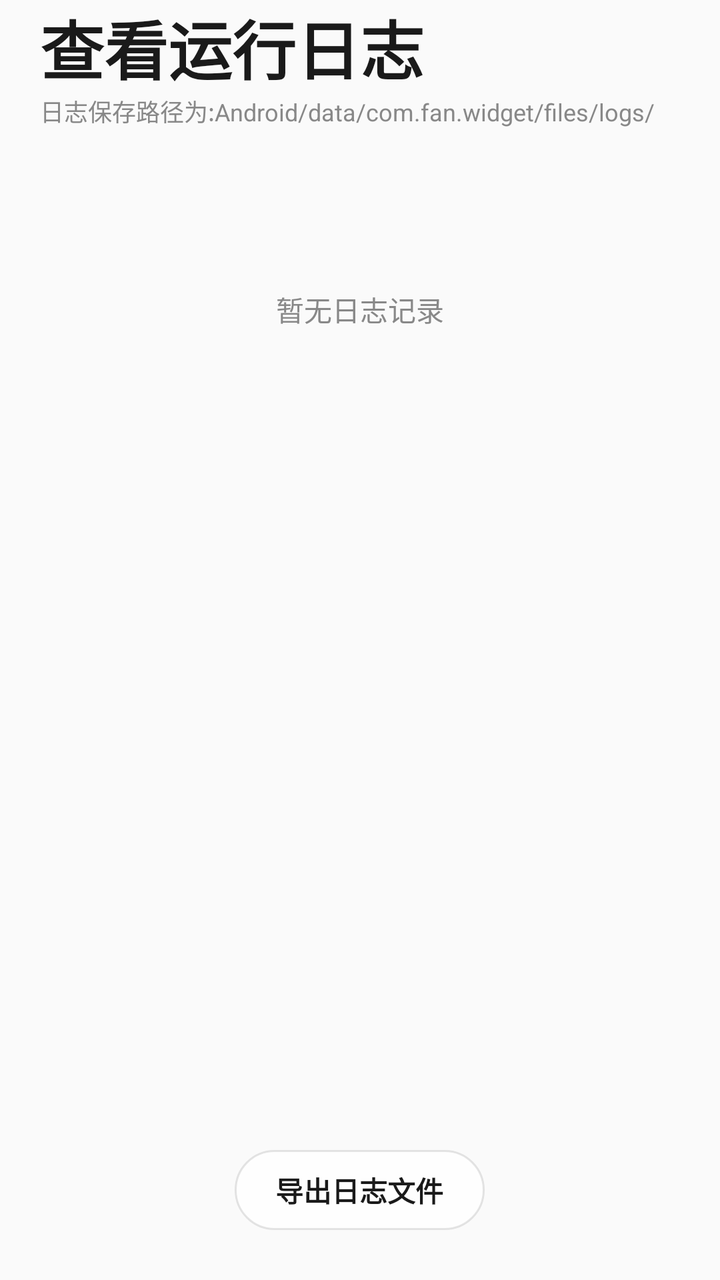
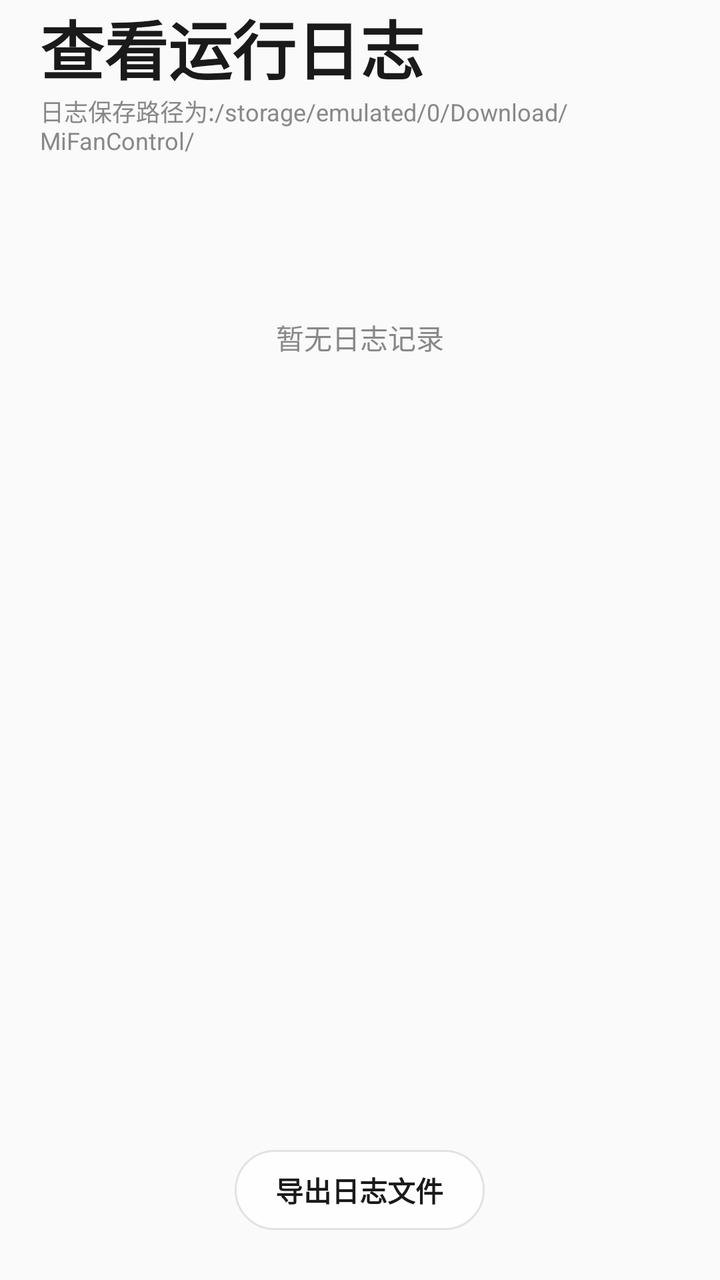

An Android layout rendered at two revisions. The XML below is the earlier revision; the diff shows what the commit changed to produce the second picture.
<!-- AndroidManifest.xml: activity theme Theme.AppCompat.Light.NoActionBar -->
<!-- res/layout/activity_log_viewer.xml -->
<?xml version="1.0" encoding="utf-8"?>
<RelativeLayout xmlns:android="http://schemas.android.com/apk/res/android"
    xmlns:app="http://schemas.android.com/apk/res-auto"
    android:layout_width="match_parent"
    android:layout_height="match_parent"
    android:fitsSystemWindows="true">

    
    <LinearLayout
        android:id="@+id/main_content"
        android:layout_width="match_parent"
        android:layout_height="match_parent"
        android:orientation="vertical">

        
        <LinearLayout
            android:id="@+id/top_title_layout"
            android:layout_width="match_parent"
            android:layout_height="wrap_content"
            android:orientation="vertical"
            android:paddingHorizontal="20dp"
            android:paddingTop="0dp">

            <TextView
                android:layout_width="match_parent"
                android:layout_height="wrap_content"
                android:layout_marginTop="0dp"
                android:text="查看运行日志"
                android:textColor="@color/text_primary"
                android:textSize="32sp"
                android:textStyle="bold" />

            <TextView
                android:layout_width="match_parent"
                android:layout_height="wrap_content"
                android:layout_marginTop="0dp"
                android:text="日志保存路径为:Android/data/com.fan.widget/files/logs/"
                android:textColor="@color/text_secondary"
                android:textSize="12sp" />
        </LinearLayout>

        <ScrollView
            android:layout_width="match_parent"
            android:layout_height="0dp"
            android:layout_weight="1"
            android:fillViewport="true"
            android:scrollbars="none"
            android:paddingHorizontal="20dp">

            <LinearLayout
                android:id="@+id/log_container"
                android:layout_width="match_parent"
                android:layout_height="wrap_content"
                android:orientation="vertical"
                android:paddingBottom="120dp">

                <TextView
                    android:layout_width="wrap_content"
                    android:layout_height="wrap_content"
                    android:text="暂无日志记录"
                    android:textColor="@color/text_secondary"
                    android:textSize="14sp"
                    android:layout_gravity="center_horizontal"
                    android:layout_marginTop="80dp" />
            </LinearLayout>
        </ScrollView>
    </LinearLayout>

    
    <com.google.android.material.bottomnavigation.BottomNavigationView
        android:id="@+id/bottom_nav"
        android:layout_width="125dp"
        android:layout_height="40dp"
        android:layout_alignParentBottom="true"
        android:layout_centerHorizontal="true"
        android:layout_marginBottom="25dp"
        android:background="@drawable/bottom_nav_blur_bg"
        android:fitsSystemWindows="false"
        android:elevation="0dp"
        android:translationZ="0dp"
        app:backgroundTint="@null"
        app:itemBackground="@null"
        app:itemIconSize="0dp"
        app:itemTextColor="@color/text_primary"
        app:labelVisibilityMode="labeled"
        app:menu="@menu/menu_log_export"
        app:itemPaddingTop="0dp"
        app:itemPaddingBottom="14dp"/>
</RelativeLayout>
<!-- resources referenced by this layout -->
<resources>
  <color name="text_primary">#1A1A1A</color>
  <color name="text_secondary">#888888</color>
  <!-- drawable bottom_nav_blur_bg (drawable) -->
  <?xml version="1.0" encoding="utf-8"?>
  <shape xmlns:android="http://schemas.android.com/apk/res/android"
      android:shape="rectangle">
  
      
      <solid android:color="@color/bottom_nav_mask" />
  
      <corners android:radius="28dp" />
  
      <stroke
          android:width="1dp"
          android:color="@color/bottom_nav_stroke" />
  </shape>
  <color name="bottom_nav_mask">#E0FFFFFF</color>
  <color name="bottom_nav_stroke">#1A000000</color>
</resources>

<!-- the commit's change to res/layout/activity_log_viewer.xml (unified diff, before → after) -->
@@ -34,7 +34,7 @@
                 android:layout_width="match_parent"
                 android:layout_height="wrap_content"
                 android:layout_marginTop="0dp"
-                android:text="日志保存路径为:Android/data/com.fan.widget/files/logs/"
+                android:text="日志保存路径为:/storage/emulated/0/Download/MiFanControl/"
                 android:textColor="@color/text_secondary"
                 android:textSize="12sp" />
         </LinearLayout>
